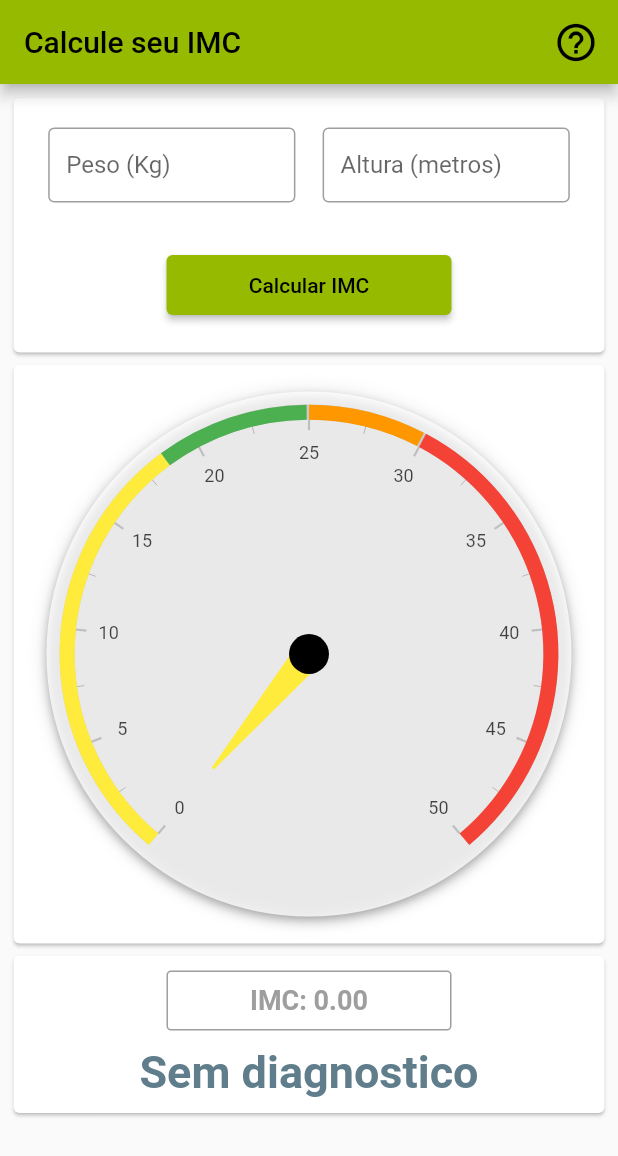
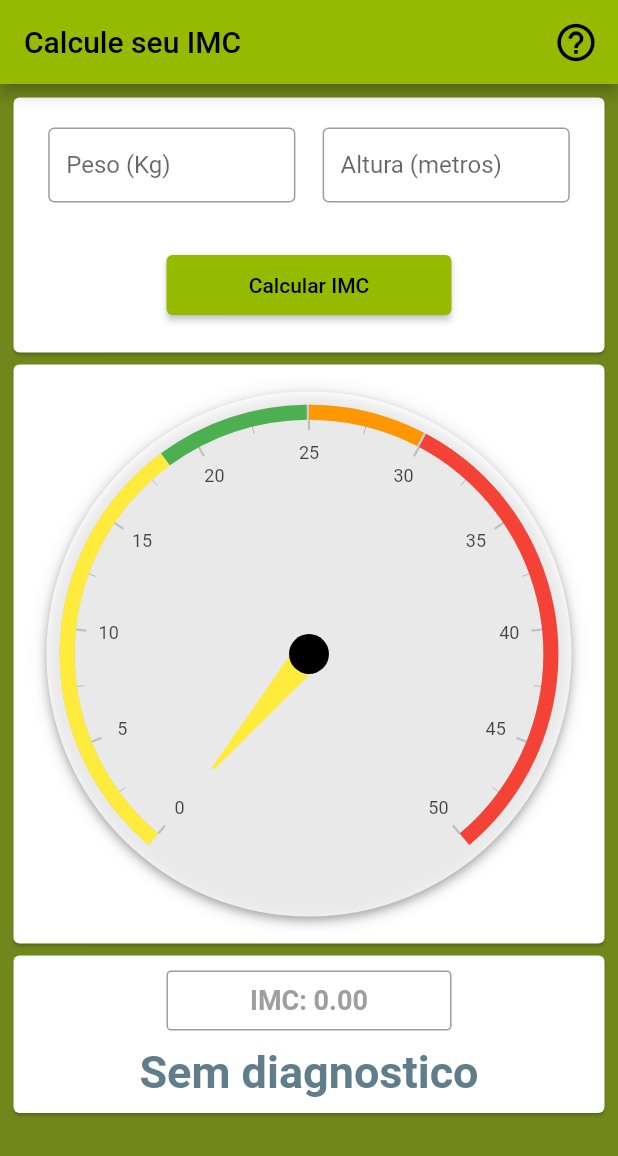
Before and after one commit to joaovitorpd/calculo_imc, a Flutter app: the screen it shows after launch, on a phone screen of 412 x 824 dp. Shown: the top 1156 px of the screen. Run offline on Flutter 3.47's test engine with Material 2 defaults, Android fonts, the phone set to English and light mode, and no system bars; drawn by our look-alikes of syncfusion_flutter_gauges; our stand-ins replace brasil_fields.

Commit message:
Implemented modoClaro in Palette.dart

```diff
--- a/lib/config/palette.dart
+++ b/lib/config/palette.dart
@@ -16,4 +16,19 @@ class Palette {
       900: Color(0xff000000), //100%
     },
   );
+  static const MaterialColor modoClaro = MaterialColor(
+    0xff95ba00, //0% entra aqui, será a cor escolhida se nenhum matiz for selecionado ao definir uma propriedade Color que não requer uma amostra.
+    <int, Color>{
+      50: Color(0xffa0c11a), //10%
+      100: Color(0xffaac833), //20%
+      200: Color(0xffb5cf4d), //30%
+      300: Color(0xffbfd666), //40%
+      400: Color(0xffcadd80), //50%
+      500: Color(0xffd5e399), //60%
+      600: Color(0xffdfeab3), //70%
+      700: Color(0xffeaf1cc), //80%
+      800: Color(0xfff4f8e6), //90%
+      900: Color(0xffffffff), //100%
+    },
+  );
 }
--- a/lib/main.dart
+++ b/lib/main.dart
@@ -17,10 +17,9 @@ class AppCalculoIMC extends StatelessWidget {
       debugShowCheckedModeBanner: false,
       locale: const Locale('pt', 'BR'),
       theme: ThemeData(
-        primarySwatch: Palette.modoEscuro,
-        //cardColor: const Color.fromRGBO(255, 255, 255, 1),
-        //scaffoldBackgroundColor: const Color.fromARGB(255, 193, 196, 202)
-      ),
+          primarySwatch: Palette.modoEscuro,
+          //cardColor: const Color.fromRGBO(255, 255, 255, 1),
+          scaffoldBackgroundColor: const Color(0xff72871b)),
       home: const HomePage(title: 'Calcule seu IMC'),
     );
   }
```
